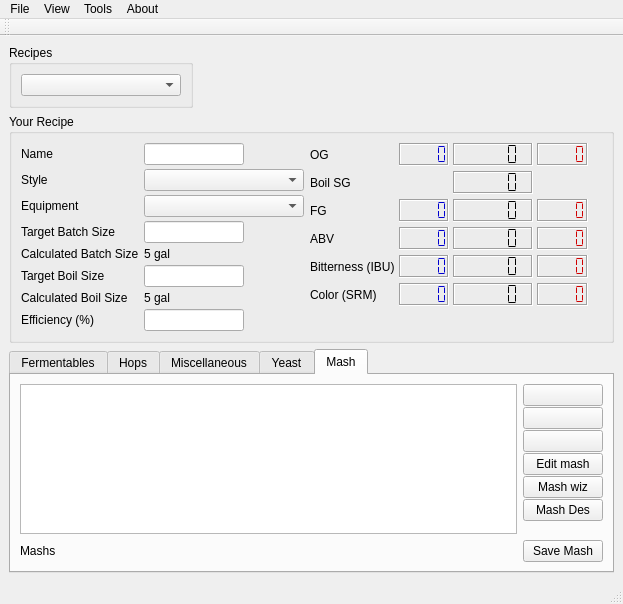
Above: ui/mainWindow.ui from Brewtarget/brewtarget before the change. Below: the same form after it.
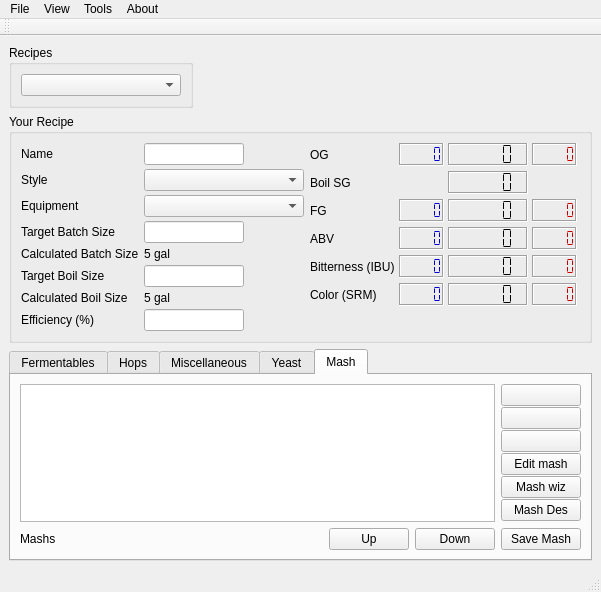
That is the form after the change. Icons and pictures are not drawn. Custom widgets are drawn as their Qt base class.

Commit message: Added buttons to move mash steps up/down. Fixes issue 2967900.

```diff
--- a/ui/mainWindow.ui
+++ b/ui/mainWindow.ui
@@ -6,8 +6,8 @@
    <rect>
     <x>0</x>
     <y>0</y>
-    <width>623</width>
-    <height>604</height>
+    <width>601</width>
+    <height>592</height>
    </rect>
   </property>
   <property name="sizePolicy">
@@ -1630,6 +1630,20 @@
             </property>
            </spacer>
           </item>
+          <item>
+           <widget class="QPushButton" name="pushButton_mashUp">
+            <property name="text">
+             <string>Up</string>
+            </property>
+           </widget>
+          </item>
+          <item>
+           <widget class="QPushButton" name="pushButton_mashDown">
+            <property name="text">
+             <string>Down</string>
+            </property>
+           </widget>
+          </item>
           <item>
            <widget class="QPushButton" name="pushButton_saveMash">
             <property name="toolTip">
@@ -1653,7 +1667,7 @@
     <rect>
      <x>0</x>
      <y>0</y>
-     <width>623</width>
+     <width>601</width>
      <height>23</height>
     </rect>
    </property>
```
The commit also changes 7 other files.
